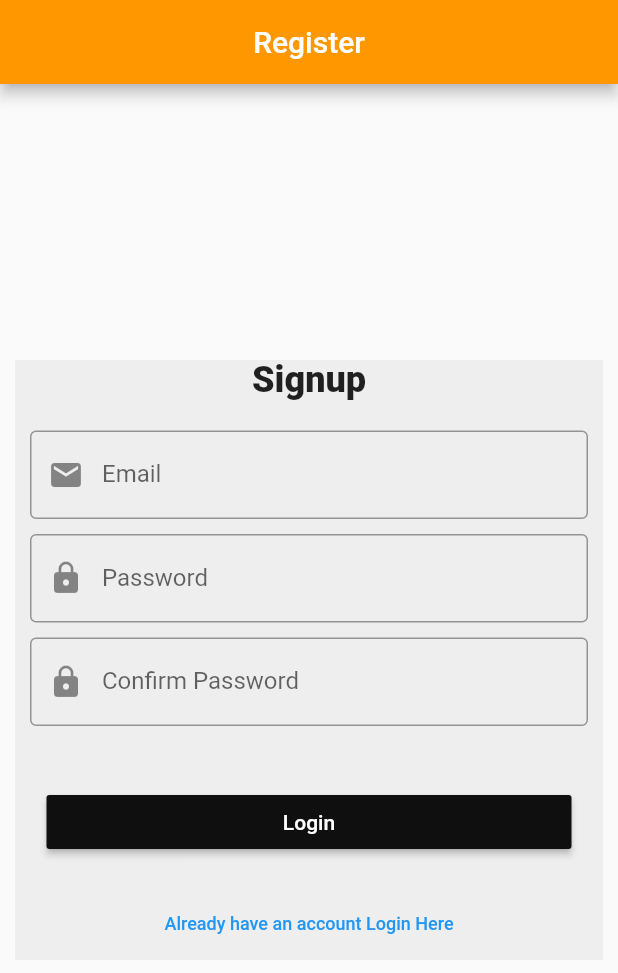
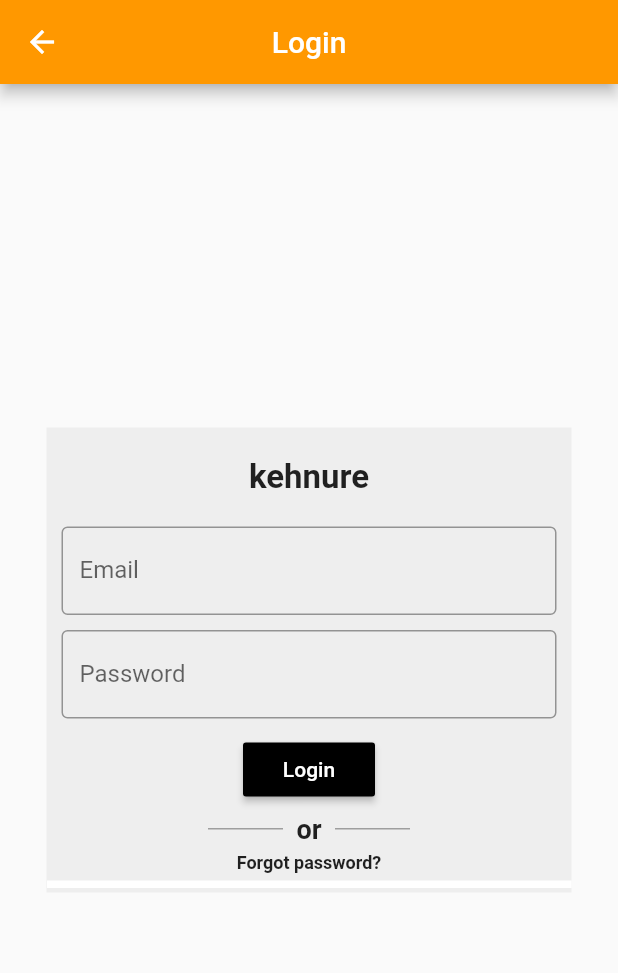
Before and after one commit to Ajmalhussainmir/Flutter-and-Firebase-course, a Flutter app: the screen it shows after launch, scrolled down 51 dp, after a tap on "Already have an account Login Here", on a phone screen of 412 x 824 dp. Shown: the top 973 px of the screen. Run offline on Flutter 3.47's test engine with Material 2 defaults, Android fonts, the phone set to English and light mode, and no system bars; our stand-ins replace firebase_core; accounts and stored records are empty.

Commit message:
login Page Design Completed

```diff
--- a/lib/main.dart
+++ b/lib/main.dart
@@ -1,5 +1,6 @@
 import 'package:flutter/material.dart';
 import 'package:firebase_core/firebase_core.dart';
+import 'package:flutter_application_3/screens/login_screen.dart';
 import 'package:flutter_application_3/screens/register_screen.dart';
 
 Future main() async {
--- /dev/null
+++ b/lib/screens/login_screen.dart
@@ -0,0 +1,164 @@
+import 'package:flutter/material.dart';
+import 'package:flutter_application_3/screens/register_screen.dart';
+
+class LoginScreen extends StatelessWidget {
+  @override
+  Widget build(BuildContext context) {
+    return Scaffold(
+      appBar: AppBar(
+        title: Text(
+          "Login",
+        ),
+        centerTitle: true,
+        backgroundColor: Colors.orange,
+      ),
+      body: Center(
+          child: Padding(
+        padding: const EdgeInsets.symmetric(horizontal: 22),
+        child: Container(
+          color: Colors.grey[200],
+          height: 310,
+          width: 350,
+          child: SingleChildScrollView(
+            child: Column(
+              mainAxisAlignment: MainAxisAlignment.center,
+              children: [
+                // SixeBox
+                SizedBox(
+                  height: 20,
+                ),
+
+                // Text-Logo
+                Text(
+                  "kehnure",
+                  style: TextStyle(fontSize: 22, fontWeight: FontWeight.bold),
+                ),
+                // SixeBox
+
+                SizedBox(
+                  height: 20,
+                ),
+
+                // Email
+                Padding(
+                  padding: EdgeInsets.symmetric(horizontal: 10),
+                  child: TextFormField(
+                    decoration: InputDecoration(
+                      border: OutlineInputBorder(),
+                      hintText: "Email",
+                      labelText: "Email",
+                    ),
+                  ),
+                ),
+
+                // SixeBox
+
+                SizedBox(
+                  height: 10,
+                ),
+
+                // Password
+                Padding(
+                  padding: EdgeInsets.symmetric(horizontal: 10),
+                  child: TextFormField(
+                    obscureText: true,
+                    decoration: InputDecoration(
+                      border: OutlineInputBorder(),
+                      hintText: "Password",
+                      labelText: "Password",
+                    ),
+                  ),
+                ),
+
+                // SixeBox
+
+                SizedBox(
+                  height: 10,
+                ),
+
+                // Button
+                MaterialButton(
+                  child: Text(
+                    "Login",
+                    style: TextStyle(color: Colors.white),
+                  ),
+                  color: Colors.black,
+                  onPressed: () {},
+                ),
+
+                // SixeBox
+
+                SizedBox(
+                  height: 5,
+                ),
+
+                Padding(
+                  padding: const EdgeInsets.symmetric(horizontal: 10),
+                  child: SingleChildScrollView(
+                    scrollDirection: Axis.horizontal,
+                    child: Row(
+                      children: [
+                        Container(
+                          height: 1.0,
+                          width: 50,
+                          color: Colors.grey,
+                        ),
+                        Text(
+                          "  or  ",
+                          style: TextStyle(
+                              fontSize: 18, fontWeight: FontWeight.bold),
+                        ),
+                        Container(
+                          height: 1.0,
+                          color: Colors.grey,
+                          width: 50,
+                        ),
+                      ],
+                    ),
+                  ),
+                ),
+
+                SizedBox(
+                  height: 5,
+                ),
+
+                Text(
+                  "Forgot password?",
+                  style: TextStyle(fontSize: 12, fontWeight: FontWeight.bold),
+                ),
+
+                SizedBox(
+                  height: 5,
+                ),
+
+                Container(
+                  height: 5,
+                  color: Colors.white,
+                  width: 350,
+                ),
+
+                SizedBox(
+                  height: 6,
+                ),
+
+                MaterialButton(
+                  child: Text(
+                    "Register New Account",
+                    style: TextStyle(color: Colors.white, fontSize: 12),
+                  ),
+                  color: Color.fromARGB(255, 0, 156, 5),
+                  onPressed: () {
+                    Navigator.push(
+                        context,
+                        MaterialPageRoute(
+                            builder: (context) => RegisterScreen()));
+                  },
+                ),
+              ],
+            ),
+          ),
+        ),
+      )),
+    );
+  }
+}
--- a/lib/screens/register_screen.dart
+++ b/lib/screens/register_screen.dart
@@ -1,4 +1,5 @@
 import 'package:flutter/material.dart';
+import 'package:flutter_application_3/screens/login_screen.dart';
 
 class RegisterScreen extends StatelessWidget {
   // Controllers
@@ -110,10 +111,10 @@ class RegisterScreen extends StatelessWidget {
                   child: MaterialButton(
                     minWidth: 350,
                     child: Text(
-                      "Login",
+                      "Submit",
                       style: TextStyle(color: Colors.white),
                     ),
-                    color: Color.fromARGB(255, 15, 15, 15),
+                    color: Color.fromARGB(255, 0, 156, 5),
                     onPressed: () {},
                   ),
                 ),
@@ -126,7 +127,12 @@ class RegisterScreen extends StatelessWidget {
 
                 // Text-Logo
                 TextButton(
-                    onPressed: () {},
+                    onPressed: () {
+                      Navigator.push(
+                          context,
+                          MaterialPageRoute(
+                              builder: (context) => LoginScreen()));
+                    },
                     child: Text(
                       "Already have an account Login Here",
                       style: TextStyle(fontSize: 12),
```
